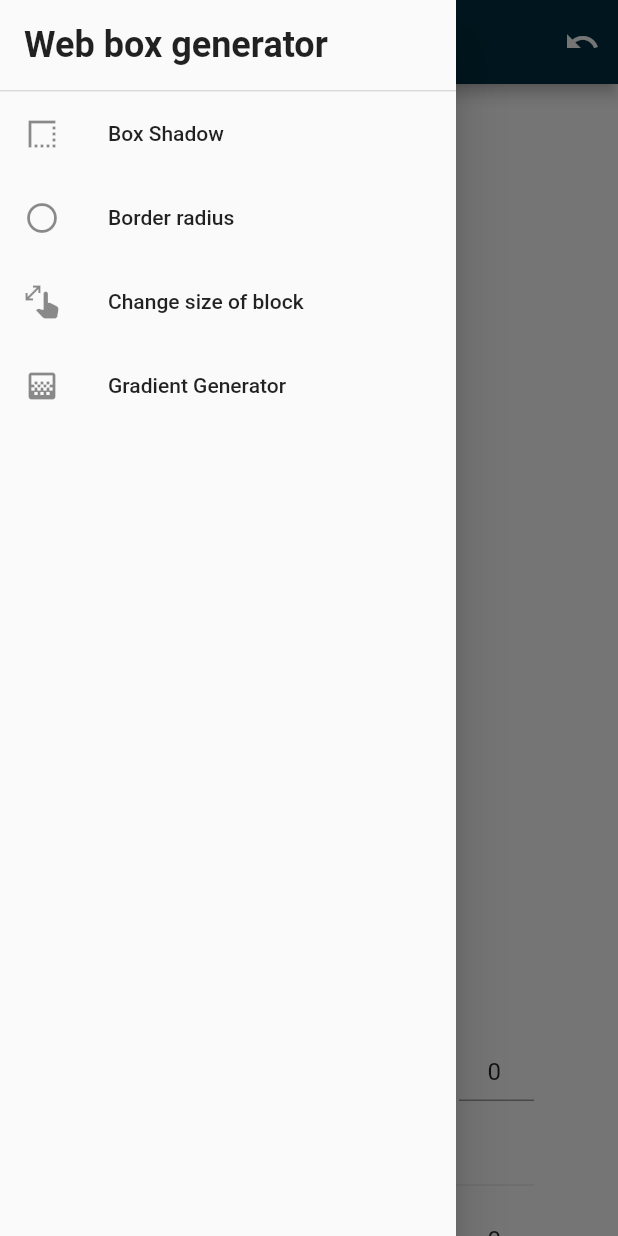
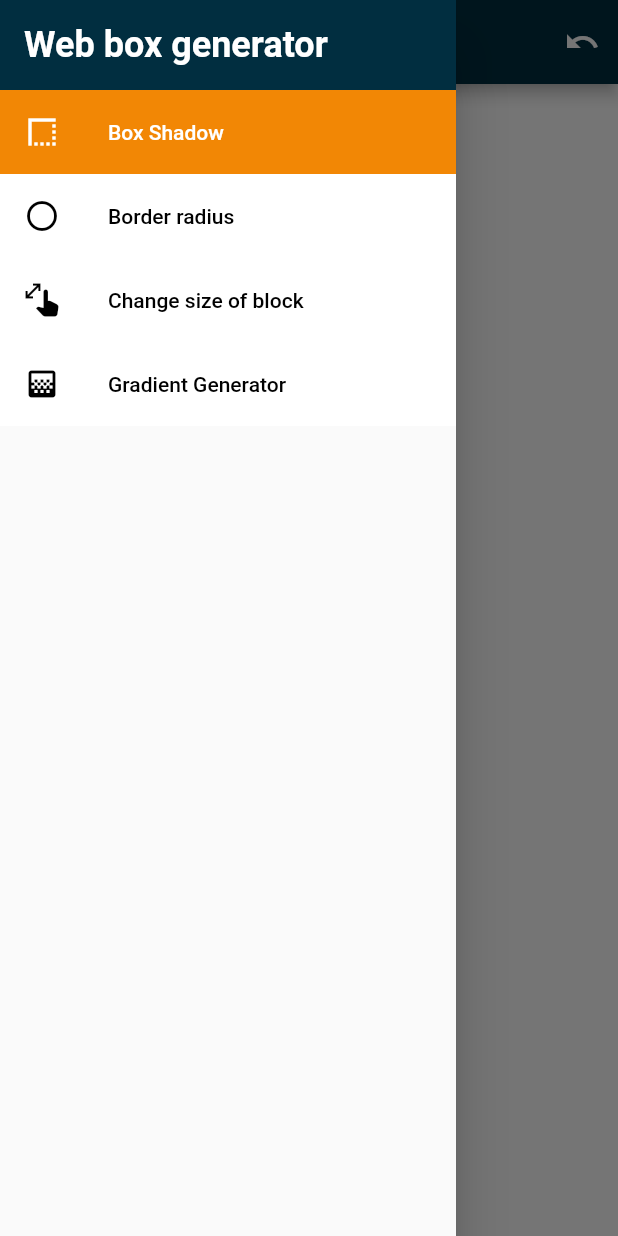
Before and after one commit to wieczorek0807/web_generator, a Flutter app: the screen it shows after launch, with the side drawer open, on a phone screen of 412 x 824 dp. Run offline on Flutter 3.47's test engine with Material 2 defaults, Android fonts, the light colour scheme and no system bars; our stand-ins replace dartz, equatable, flutter_bloc, freezed_annotation, get_it, hydrated_bloc; missing offline and left inert: flex_color_picker.

Commit message:
flutter upgraded, drawer corrected

```diff
--- a/lib/src/data/models/gradient_color/gradient_color_model.dart
+++ b/lib/src/data/models/gradient_color/gradient_color_model.dart
@@ -1,4 +1,3 @@
-import 'package:flutter/material.dart';
 import 'package:freezed_annotation/freezed_annotation.dart';
 
 part 'gradient_color_model.freezed.dart';
--- a/lib/src/presentation/bloc/animated_box/animated_box_bloc.dart
+++ b/lib/src/presentation/bloc/animated_box/animated_box_bloc.dart
@@ -138,12 +138,19 @@ class AnimatedBoxBloc extends HydratedBloc<AnimatedBoxEvent, AnimatedBoxState> {
     try {
       return AnimatedBoxState.fromJson(json);
     } catch (e) {
+      print('from jsocn $e');
       return _initail;
     }
   }
 
   @override
-  Map<String, dynamic>? toJson(AnimatedBoxState state) => state.toJson();
+  Map<String, dynamic>? toJson(AnimatedBoxState state) {
+    try {
+      return state.toJson();
+    } catch (e) {
+      print('to json err $e');
+    }
+  }
 }
 
 // bloc initial state
--- /dev/null
+++ b/lib/src/presentation/pages/responsive_screens/large_responsive_screen.dart
@@ -0,0 +1,52 @@
+import 'package:box_shadow_generator/src/presentation/widgets/drawer/web_box_drawer.dart';
+import 'package:flutter/material.dart';
+
+import '../../../core/values/dimens.dart';
+
+class LargeResponsiveScreen extends StatelessWidget {
+  const LargeResponsiveScreen(
+      {Key? key, required this.controllers, required this.animatedBox})
+      : super(key: key);
+  final Widget controllers;
+  final Widget animatedBox;
+  @override
+  Widget build(BuildContext context) => Center(
+        child: Row(
+          mainAxisAlignment: MainAxisAlignment.center,
+          children: [
+            Container(
+              width: 300,
+              height: double.infinity,
+              decoration: const BoxDecoration(boxShadow: [
+                BoxShadow(
+                    blurRadius: 15, offset: Offset(7, 0), spreadRadius: -16)
+              ]),
+              child: Container(
+                color: Colors.white,
+                child: const WebBoxDrawer(
+                  isLargeDisplay: true,
+                ),
+              ),
+            ),
+            Expanded(
+              child: SingleChildScrollView(
+                child: Column(
+                  mainAxisAlignment: MainAxisAlignment.center,
+                  children: [
+                    Row(
+                      mainAxisAlignment: MainAxisAlignment.center,
+                      crossAxisAlignment: CrossAxisAlignment.center,
+                      children: [
+                        controllers,
+                        const SizedBox(width: AppDimens.d130),
+                        animatedBox
+                      ],
+                    ),
+                  ],
+                ),
+              ),
+            ),
+          ],
+        ),
+      );
+}
--- /dev/null
+++ b/lib/src/presentation/pages/responsive_screens/medium_responsive_screen.dart
@@ -0,0 +1,39 @@
+import 'package:flutter/material.dart';
+
+import '../../../core/values/dimens.dart';
+
+class MediumResponsiveScreen extends StatelessWidget {
+  const MediumResponsiveScreen({
+    required this.controllers,
+    required this.animatedBox,
+  });
+  final Widget controllers;
+  final Widget animatedBox;
+
+  @override
+  Widget build(BuildContext context) {
+    return SafeArea(
+      child: Row(
+        children: [
+          Expanded(
+            child: SingleChildScrollView(
+              child: Column(children: [
+                const SizedBox(
+                  height: AppDimens.d100,
+                ),
+                animatedBox,
+                const SizedBox(
+                  height: AppDimens.d130,
+                ),
+                // controllers,
+                const SizedBox(
+                  height: AppDimens.d52,
+                ),
+              ]),
+            ),
+          ),
+        ],
+      ),
+    );
+  }
+}
--- /dev/null
+++ b/lib/src/presentation/pages/responsive_screens/small_responsive_screen.dart
@@ -0,0 +1,30 @@
+import 'package:flutter/material.dart';
+
+import '../../../core/values/dimens.dart';
+
+class SmallResponsiveScreen extends StatelessWidget {
+  const SmallResponsiveScreen(
+      {Key? key, required this.controllers, required this.animatedBox})
+      : super(key: key);
+  final Widget controllers;
+  final Widget animatedBox;
+  @override
+  Widget build(BuildContext context) => Center(
+        child: SingleChildScrollView(
+          child: Column(
+            mainAxisAlignment: MainAxisAlignment.center,
+            children: [
+              Row(
+                mainAxisAlignment: MainAxisAlignment.center,
+                crossAxisAlignment: CrossAxisAlignment.center,
+                children: [
+                  controllers,
+                  const SizedBox(width: AppDimens.d130),
+                  animatedBox
+                ],
+              ),
+            ],
+          ),
+        ),
+      );
+}
--- /dev/null
+++ b/lib/src/presentation/pages/responsive_screens/web_box_responsive_screen.dart
@@ -0,0 +1,104 @@
+import 'package:box_shadow_generator/src/core/values/colors.dart';
+import 'package:box_shadow_generator/src/presentation/bloc/routing/routing_cubit.dart';
+import 'package:box_shadow_generator/src/presentation/pages/responsive_screens/large_responsive_screen.dart';
+import 'package:box_shadow_generator/src/presentation/pages/responsive_screens/small_responsive_screen.dart';
+import 'package:box_shadow_generator/src/presentation/widgets/global/web_box_app_bar.dart';
+import 'package:flutter/material.dart';
+// ignore: depend_on_referenced_packages
+import 'package:flutter_bloc/flutter_bloc.dart';
+import '../../../../injection_container.dart';
+import '../../../core/values/dimens.dart';
+import '../../bloc/routing/routing_state.dart';
+import '../../widgets/drawer/drawer_list_tile.dart';
+import '../../widgets/drawer/web_box_drawer.dart';
+import 'medium_responsive_screen.dart';
+
+class WebBoxResponsiveScreen extends StatelessWidget {
+  const WebBoxResponsiveScreen({
+    Key? key,
+    required this.shadowControllers,
+    required this.radiusControllers,
+    required this.animatedBox,
+    required this.sizeControllers,
+    required this.gradientControllers,
+  }) : super(key: key);
+  final Widget shadowControllers;
+  final Widget radiusControllers;
+  final Widget sizeControllers;
+  final Widget gradientControllers;
+
+  final Widget animatedBox;
+
+  @override
+  Widget build(BuildContext context) {
+    final currnetWidth = MediaQuery.of(context).size.width;
+
+    return BlocBuilder<RoutingCubit, RoutingState>(
+      builder: (context, state) {
+        return Scaffold(
+          appBar: WebBoxAppBar(
+            title: currnetWidth <= 1200 ? state.title : 'Web box generator',
+          ),
+          backgroundColor: Colors.white,
+          drawer: currnetWidth <= 1200
+              ? const Drawer(
+                  child: WebBoxDrawer(
+                  isLargeDisplay: false,
+                ))
+              : null,
+          body: BlocBuilder<RoutingCubit, RoutingState>(
+              builder: (context, state) {
+            if (state.boxShadowscreen) {
+              return _ResponsiveScreenHelper(
+                controllers: shadowControllers,
+                animatedBox: animatedBox,
+              );
+            } else if (state.boxRadiusscreen) {
+              print('dupa');
+              return _ResponsiveScreenHelper(
+                controllers: radiusControllers,
+                animatedBox: animatedBox,
+              );
+            } else if (state.boxSizescreen) {
+              return _ResponsiveScreenHelper(
+                controllers: sizeControllers,
+                animatedBox: animatedBox,
+              );
+            }
+            return _ResponsiveScreenHelper(
+              controllers: gradientControllers,
+              animatedBox: animatedBox,
+            );
+          }),
+        );
+      },
+    );
+  }
+}
+
+class _ResponsiveScreenHelper extends StatelessWidget {
+  final Widget controllers;
+  final Widget animatedBox;
+  const _ResponsiveScreenHelper({
+    required this.controllers,
+    required this.animatedBox,
+  });
+
+  @override
+  Widget build(BuildContext context) {
+    final currnetWidth = MediaQuery.of(context).size.width;
+    print(currnetWidth);
+    if (currnetWidth < 900) {
+      return MediumResponsiveScreen(
+        controllers: controllers,
+        animatedBox: animatedBox,
+      );
+    } else if (currnetWidth < 1200) {
+      return SmallResponsiveScreen(
+          controllers: controllers, animatedBox: animatedBox);
+    } else {
+      return LargeResponsiveScreen(
+          controllers: controllers, animatedBox: animatedBox);
+    }
+  }
+}
--- a/lib/src/presentation/pages/web_box_main_screen.dart
+++ b/lib/src/presentation/pages/web_box_main_screen.dart
@@ -6,7 +6,7 @@ import 'package:flutter/material.dart';
 import 'package:flutter_bloc/flutter_bloc.dart';
 import '../widgets/web_box/animated_box.dart';
 import '../widgets/controllers.dart';
-import 'web_box_responsive_screen.dart';
+import 'responsive_screens/web_box_responsive_screen.dart';
 
 class WebBoxMainScreen extends StatelessWidget {
   const WebBoxMainScreen({Key? key}) : super(key: key);
--- a/lib/src/presentation/pages/web_box_responsive_screen.dart
+++ /dev/null
@@ -1,158 +0,0 @@
-import 'package:box_shadow_generator/src/core/values/colors.dart';
-import 'package:box_shadow_generator/src/presentation/bloc/routing/routing_cubit.dart';
-import 'package:flutter/material.dart';
-// ignore: depend_on_referenced_packages
-import 'package:flutter_bloc/flutter_bloc.dart';
-import '../../core/values/dimens.dart';
-import '../bloc/animated_box/animated_box_bloc.dart';
-import '../bloc/routing/routing_state.dart';
-import '../widgets/drawer/web_box_drawer.dart';
-
-class WebBoxResponsiveScreen extends StatelessWidget {
-  const WebBoxResponsiveScreen({
-    Key? key,
-    required this.shadowControllers,
-    required this.radiusControllers,
-    required this.animatedBox,
-    required this.sizeControllers,
-    required this.gradientControllers,
-  }) : super(key: key);
-  final Widget shadowControllers;
-  final Widget radiusControllers;
-  final Widget sizeControllers;
-  final Widget gradientControllers;
-
-  final Widget animatedBox;
-
-  @override
-  Widget build(BuildContext context) {
-    return BlocBuilder<RoutingCubit, RoutingState>(
-      builder: (context, state) {
-        return Scaffold(
-          appBar: AppBar(
-            title: Text(state.title),
-            backgroundColor: AppColors.prussianBlue,
-            actions: [
-              IconButton(
-                  onPressed: () => context
-                      .read<AnimatedBoxBloc>()
-                      .add(const AnimatedBoxEvent.undoChanges()),
-                  icon: const Icon(Icons.undo)),
-            ],
-          ),
-          backgroundColor: Colors.white,
-          drawer: const WebBoxDrawer(),
-          body: BlocBuilder<RoutingCubit, RoutingState>(
-              builder: (context, state) {
-            if (state.boxShadowscreen) {
-              return _ResponsiveScreenHelper(
-                controllers: shadowControllers,
-                animatedBox: animatedBox,
-              );
-            }
-            if (state.boxRadiusscreen) {
-              return _ResponsiveScreenHelper(
-                controllers: radiusControllers,
-                animatedBox: animatedBox,
-              );
-            }
-            if (state.boxSizescreen) {
-              return _ResponsiveScreenHelper(
-                controllers: sizeControllers,
-                animatedBox: animatedBox,
-              );
-            }
-            return _ResponsiveScreenHelper(
-              controllers: gradientControllers,
-              animatedBox: animatedBox,
-            );
-          }),
-        );
-      },
-    );
-  }
-}
-
-class _ResponsiveScreenHelper extends StatelessWidget {
-  final Widget controllers;
-  final Widget animatedBox;
-  const _ResponsiveScreenHelper({
-    required this.controllers,
-    required this.animatedBox,
-  });
-
-  @override
-  Widget build(BuildContext context) {
-    final currnetWidth = MediaQuery.of(context).size.width;
-    // print(currnetWidth);
-    if (currnetWidth < 900) {
-      return _MobileBody(
-        controllers: controllers,
-        animatedBox: animatedBox,
-      );
-    } else {
-      return _DesktopBody(controllers: controllers, animatedBox: animatedBox);
-    }
-  }
-}
-
-class _DesktopBody extends StatelessWidget {
-  const _DesktopBody({required this.controllers, required this.animatedBox});
-  final Widget controllers;
-  final Widget animatedBox;
-  @override
-  Widget build(BuildContext context) => Center(
-        child: SingleChildScrollView(
-          child: Column(
-            mainAxisAlignment: MainAxisAlignment.center,
-            children: [
-              Row(
-                mainAxisAlignment: MainAxisAlignment.center,
-                crossAxisAlignment: CrossAxisAlignment.center,
-                children: [
-                  controllers,
-                  const SizedBox(width: AppDimens.d130),
-                  animatedBox
-                ],
-              ),
-            ],
-          ),
-        ),
-      );
-}
-
-class _MobileBody extends StatelessWidget {
-  const _MobileBody({
-    required this.controllers,
-    required this.animatedBox,
-  });
-  final Widget controllers;
-  final Widget animatedBox;
-
-  @override
-  Widget build(BuildContext context) {
-    return SafeArea(
-      child: Row(
-        children: [
-          Expanded(
-            child: SingleChildScrollView(
-              child: Column(children: [
-                const SizedBox(
-                  height: AppDimens.d100,
-                ),
-                animatedBox,
-                const SizedBox(
-                  height: AppDimens.d130,
-                ),
-                controllers,
-                const SizedBox(
-                  height: AppDimens.d52,
-                ),
-              ]),
-            ),
-          ),
-        ],
-      ),
-    );
-  }
-}
--- a/lib/src/presentation/widgets/controllers.dart
+++ b/lib/src/presentation/widgets/controllers.dart
@@ -147,7 +147,6 @@ class SizeControllers extends StatelessWidget {
 
     if (currnetMaxValue < 350) {
       _valueMax = currnetMaxValue;
-      print(currnetMaxValue);
     }
     return SizedBox(
       width: _width,
--- a/lib/src/presentation/widgets/drawer/drawer_list_tile.dart
+++ b/lib/src/presentation/widgets/drawer/drawer_list_tile.dart
@@ -1,28 +1,34 @@
+import 'package:box_shadow_generator/src/core/values/colors.dart';
+import 'package:dartz/dartz.dart';
 import 'package:flutter/material.dart';
 
 class DrawerListTile extends StatelessWidget {
-  final String title;
-  final Function onTap;
-  final Icon leadingIcon;
-  final bool focus;
-
   const DrawerListTile(
       {Key? key,
       required this.title,
       required this.onTap,
       required this.leadingIcon,
-      required this.focus})
+      required this.focus,
+      this.popAfterOnTap = true})
       : super(key: key);
+
+  final String title;
+  final Function onTap;
+  final Icon leadingIcon;
+  final bool focus;
+  final bool popAfterOnTap;
 
   @override
   Widget build(BuildContext context) {
     return ListTile(
-      autofocus: focus,
+      tileColor: focus ? AppColors.tangerine : Colors.white,
+      textColor: focus ? Colors.white : Colors.black,
+      iconColor: focus ? Colors.white : Colors.black,
       leading: leadingIcon,
       title: Text(title),
       onTap: () {
         onTap();
-        Navigator.pop(context);
+        popAfterOnTap ? Navigator.pop(context) : none();
       },
     );
   }
--- a/lib/src/presentation/widgets/drawer/web_box_drawer.dart
+++ b/lib/src/presentation/widgets/drawer/web_box_drawer.dart
@@ -1,3 +1,4 @@
+import 'package:box_shadow_generator/src/core/values/colors.dart';
 import 'package:flutter/material.dart';
 
 import '../../../../injection_container.dart';
@@ -9,53 +10,86 @@ import 'package:flutter_bloc/flutter_bloc.dart';
 import 'drawer_list_tile.dart';
 
 class WebBoxDrawer extends StatelessWidget {
-  const WebBoxDrawer({Key? key}) : super(key: key);
+  const WebBoxDrawer({Key? key, required this.isLargeDisplay})
+      : super(key: key);
+  final bool isLargeDisplay;
 
   @override
   Widget build(BuildContext context) {
-    return Drawer(child: BlocBuilder<RoutingCubit, RoutingState>(
+    return BlocBuilder<RoutingCubit, RoutingState>(
       builder: (context, state) {
-        return ListView(
+        return Material(
+          type: MaterialType.transparency,
+          child: ListView(
             padding: EdgeInsets.zero,
             children: [
-            const Padding(
-              padding: EdgeInsets.all(16.0),
-              child: Text(
-                'Web box generator',
-                style: TextStyle(fontWeight: FontWeight.bold, fontSize: 24),
-              ),
-            ),
-            const Divider(
-              height: 1,
-              thickness: 1,
-            ),
+              _webBoxDrawerHeader(isEnabled: !isLargeDisplay),
               DrawerListTile(
                 focus: state.boxShadowscreen,
                 leadingIcon: const Icon(Icons.border_style),
                 title: 'Box Shadow',
                 onTap: getIt<RoutingCubit>().changeToBoxShadowScreen,
+                popAfterOnTap: !isLargeDisplay,
               ),
               DrawerListTile(
                 focus: state.boxRadiusscreen,
                 leadingIcon: const Icon(Icons.radio_button_unchecked_sharp),
                 title: 'Border radius',
                 onTap: getIt<RoutingCubit>().changeToBoxRadiusScreen,
+                popAfterOnTap: !isLargeDisplay,
               ),
               DrawerListTile(
                 focus: state.boxSizescreen,
                 leadingIcon: const Icon(Icons.pinch),
                 title: 'Change size of block',
                 onTap: getIt<RoutingCubit>().changeToBoxSizeScreen,
+                popAfterOnTap: !isLargeDisplay,
               ),
               DrawerListTile(
                 focus: state.gradientScreen,
                 leadingIcon: const Icon(Icons.gradient),
                 title: 'Gradient Generator',
                 onTap: getIt<RoutingCubit>().changeToGradinetScreen,
+                popAfterOnTap: !isLargeDisplay,
+              ),
+            ],
+          ),
+        );
+      },
+    );
+    // );
+  }
+}
+
+class _webBoxDrawerHeader extends StatelessWidget {
+  const _webBoxDrawerHeader({required this.isEnabled});
+
+  final bool isEnabled;
+
+  @override
+  Widget build(BuildContext context) {
+    if (isEnabled) {
+      return Column(
+        crossAxisAlignment: CrossAxisAlignment.start,
+        children: [
+          Container(
+            width: double.infinity,
+            color: AppColors.prussianBlue,
+            child: Padding(
+              padding: EdgeInsets.all(16.0),
+              child: Text(
+                'Web box generator',
+                textAlign: TextAlign.left,
+                style: TextStyle(
+                    fontWeight: FontWeight.bold,
+                    fontSize: 24,
+                    color: Colors.white),
+              ),
+            ),
           ),
         ],
       );
-      },
-    ));
+    }
+    return Container();
   }
 }
--- a/lib/src/presentation/widgets/global/app_value_slider.dart
+++ b/lib/src/presentation/widgets/global/app_value_slider.dart
@@ -1,9 +1,6 @@
 import 'package:box_shadow_generator/src/core/values/colors.dart';
-import 'package:box_shadow_generator/src/presentation/bloc/animated_box/animated_box_bloc.dart';
 import 'package:flutter/cupertino.dart';
 import 'package:flutter/material.dart';
-import 'package:flutter/services.dart';
-import 'package:provider/provider.dart';
 
 import '../../../core/values/dimens.dart';
 
--- /dev/null
+++ b/lib/src/presentation/widgets/global/web_box_app_bar.dart
@@ -0,0 +1,35 @@
+import 'package:flutter/material.dart';
+
+import '../../../core/values/colors.dart';
+import '../../bloc/animated_box/animated_box_bloc.dart';
+import 'package:provider/provider.dart';
+
+class WebBoxAppBar extends StatefulWidget implements PreferredSizeWidget {
+  const WebBoxAppBar({Key? key, required this.title}) : super(key: key);
+  final String title;
+
+  @override
+  State<WebBoxAppBar> createState() => _WebBoxAppBarState();
+
+  @override
+  Size get preferredSize => const Size.fromHeight(kToolbarHeight);
+}
+
+class _WebBoxAppBarState extends State<WebBoxAppBar> {
+  @override
+  Widget build(BuildContext context) {
+    final currnetWidth = MediaQuery.of(context).size.width;
+    return AppBar(
+      title:
+          currnetWidth < 1200 ? Text(widget.title) : Text('Web Box generator'),
+      backgroundColor: AppColors.prussianBlue,
+      actions: [
+        IconButton(
+            onPressed: () => context
+                .read<AnimatedBoxBloc>()
+                .add(const AnimatedBoxEvent.undoChanges()),
+            icon: const Icon(Icons.undo)),
+      ],
+    );
+  }
+}
```
Also changed, not shown: lib/src/presentation/bloc/animated_box/animated_box_bloc.freezed.dart, lib/src/presentation/bloc/animated_box/animated_box_bloc.g.dart, pubspec.lock, 2 other files. Lines whose indentation alone changed are shown as unchanged.
